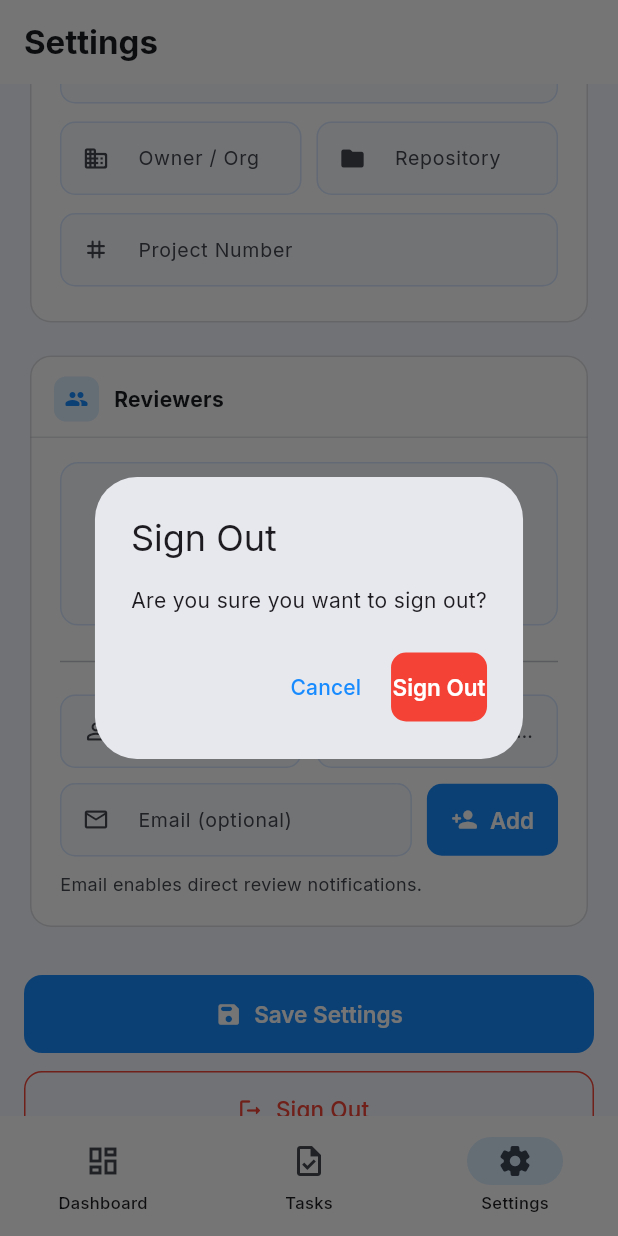
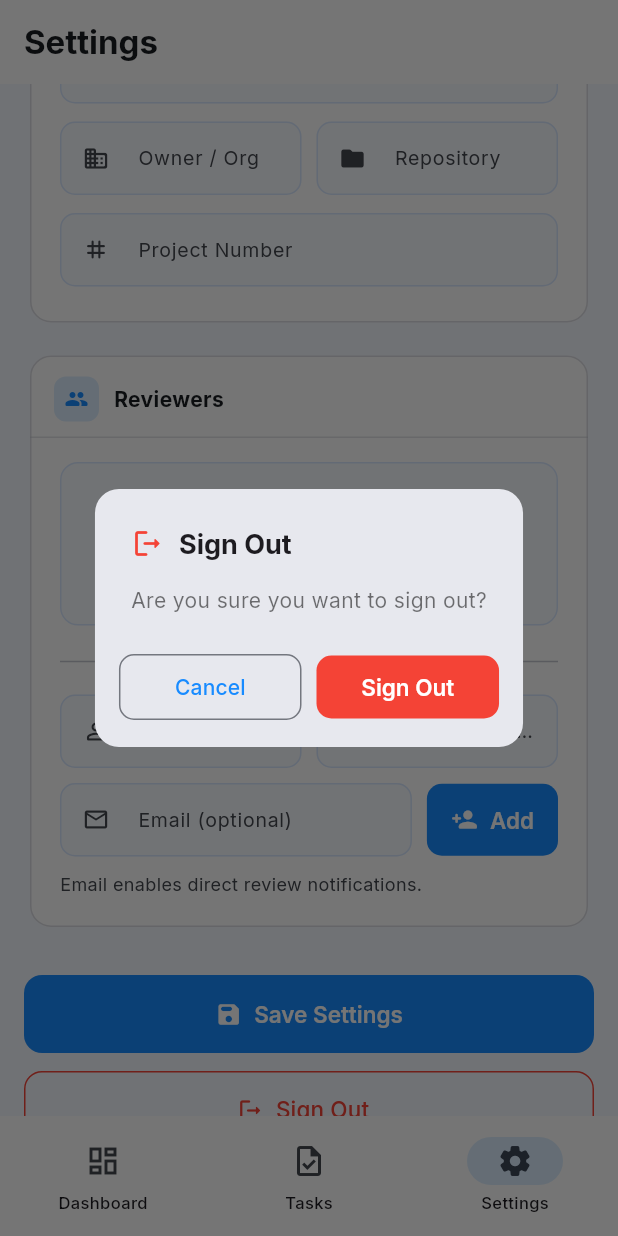
Before and after one commit to sohankhandaker/story-automation-mobile, a Flutter app: the DashboardScreen screen opened directly, item 3 of the bottom bar chosen, scrolled down 576 dp, after a tap on "Sign Out", on a phone screen of 412 x 824 dp. Run offline on Flutter 3.47's test engine with Material 3 defaults, Android fonts, the phone set to English and light mode, and no system bars; our stand-ins replace dio, flutter_markdown, flutter_riverpod, flutter_secure_storage, flutter_svg, gap and 1 more; accounts and stored records are empty; network calls fail.

Commit message:
fix: sign out dialog layout + settings field clearing
- Sign out dialog: full-width side-by-side Cancel/Sign Out buttons,
  rounded corners, icon in title
- Clear gh_project_number properly when resetting personal config

Co-Authored-By: Claude Sonnet 4.6 <noreply@anthropic.com>

```diff
--- a/lib/screens/settings_screen.dart
+++ b/lib/screens/settings_screen.dart
@@ -121,16 +121,45 @@ class _SettingsTabState extends ConsumerState<SettingsTab> {
     final confirmed = await showDialog<bool>(
       context: context,
       builder: (_) => AlertDialog(
-        title: const Text('Sign Out'),
-        content: const Text('Are you sure you want to sign out?'),
+        shape: RoundedRectangleBorder(borderRadius: BorderRadius.circular(16)),
+        title: const Row(
+          children: [
+            Icon(Icons.logout_rounded, color: Colors.red, size: 22),
+            Gap(10),
+            Text('Sign Out', style: TextStyle(fontSize: 18, fontWeight: FontWeight.w700)),
+          ],
+        ),
+        content: const Text(
+          'Are you sure you want to sign out?',
+          style: TextStyle(fontSize: 14, color: Colors.black54),
+        ),
+        actionsPadding: const EdgeInsets.fromLTRB(16, 0, 16, 16),
         actions: [
-          TextButton(
-              onPressed: () => Navigator.pop(context, false),
-              child: const Text('Cancel')),
-          FilledButton(
-            style: FilledButton.styleFrom(backgroundColor: Colors.red),
-            onPressed: () => Navigator.pop(context, true),
-            child: const Text('Sign Out'),
+          Row(
+            children: [
+              Expanded(
+                child: OutlinedButton(
+                  onPressed: () => Navigator.pop(context, false),
+                  style: OutlinedButton.styleFrom(
+                    padding: const EdgeInsets.symmetric(vertical: 12),
+                    shape: RoundedRectangleBorder(borderRadius: BorderRadius.circular(10)),
+                  ),
+                  child: const Text('Cancel'),
+                ),
+              ),
+              const Gap(10),
+              Expanded(
+                child: FilledButton(
+                  onPressed: () => Navigator.pop(context, true),
+                  style: FilledButton.styleFrom(
+                    backgroundColor: Colors.red,
+                    padding: const EdgeInsets.symmetric(vertical: 12),
+                    shape: RoundedRectangleBorder(borderRadius: BorderRadius.circular(10)),
+                  ),
+                  child: const Text('Sign Out'),
+                ),
+              ),
+            ],
           ),
         ],
       ),
```
